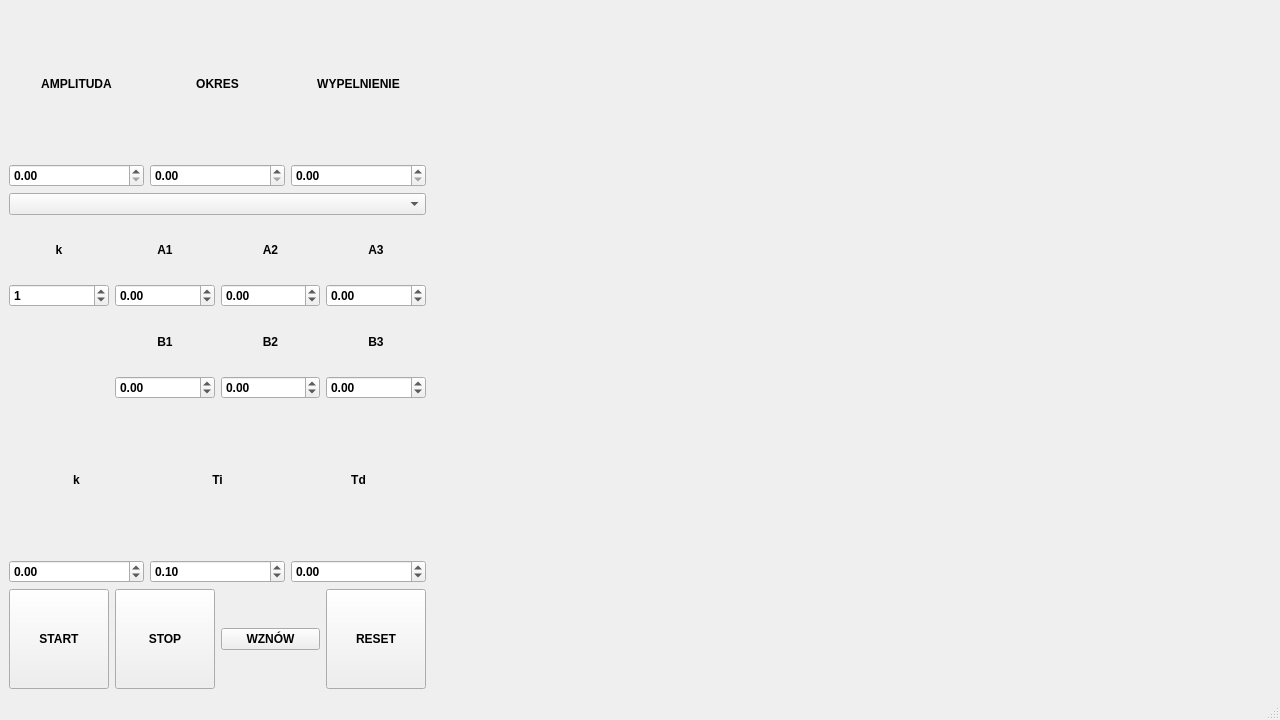
Qt form mainwindow.ui (BartWoj28/AutoControl-Simulator) before a commit.
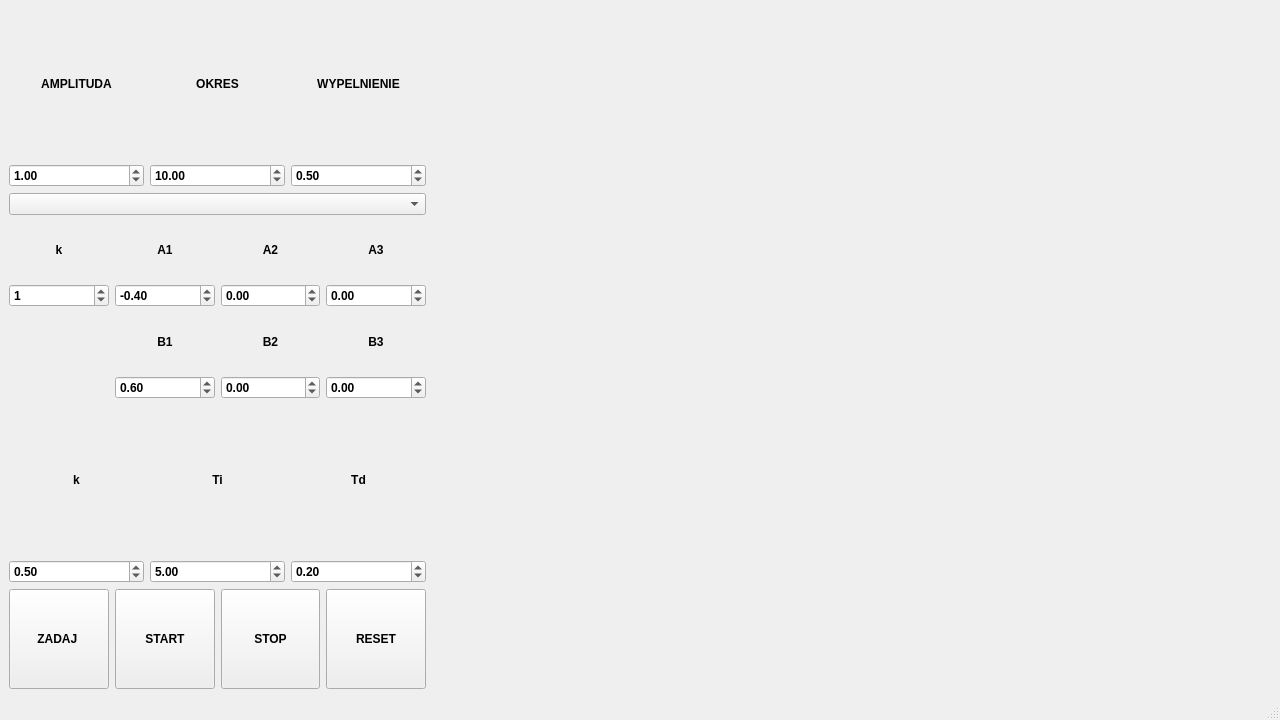
The same form after that commit.

```diff
--- a/mainwindow.ui
+++ b/mainwindow.ui
@@ -53,6 +53,19 @@
          <bool>true</bool>
         </property>
         <property name="text">
+         <string>ZADAJ </string>
+        </property>
+       </widget>
+      </item>
+      <item>
+       <widget class="QPushButton" name="wznowButton">
+        <property name="minimumSize">
+         <size>
+          <width>0</width>
+          <height>100</height>
+         </size>
+        </property>
+        <property name="text">
          <string>START</string>
         </property>
        </widget>
@@ -73,13 +86,6 @@
         </property>
        </widget>
       </item>
-      <item>
-       <widget class="QPushButton" name="wznowButton">
-        <property name="text">
-         <string>WZNÓW</string>
-        </property>
-       </widget>
-      </item>
       <item>
        <widget class="QPushButton" name="resetButton">
         <property name="minimumSize">
@@ -121,7 +127,7 @@
          <double>0.100000000000000</double>
         </property>
         <property name="value">
-         <double>0.000000000000000</double>
+         <double>1.000000000000000</double>
         </property>
        </widget>
       </item>
@@ -143,7 +149,7 @@
          <double>0.100000000000000</double>
         </property>
         <property name="value">
-         <double>0.000000000000000</double>
+         <double>10.000000000000000</double>
         </property>
        </widget>
       </item>
@@ -162,7 +168,7 @@
          <double>0.010000000000000</double>
         </property>
         <property name="value">
-         <double>0.000000000000000</double>
+         <double>0.500000000000000</double>
         </property>
        </widget>
       </item>
@@ -286,7 +292,7 @@
          <double>0.100000000000000</double>
         </property>
         <property name="value">
-         <double>0.100000000000000</double>
+         <double>5.000000000000000</double>
         </property>
        </widget>
       </item>
@@ -304,6 +310,9 @@
         <property name="singleStep">
          <double>0.100000000000000</double>
         </property>
+        <property name="value">
+         <double>0.500000000000000</double>
+        </property>
        </widget>
       </item>
       <item row="1" column="3">
@@ -320,6 +329,9 @@
         <property name="singleStep">
          <double>0.100000000000000</double>
         </property>
+        <property name="value">
+         <double>0.200000000000000</double>
+        </property>
        </widget>
       </item>
       <item row="0" column="3">
@@ -447,6 +459,9 @@
         <property name="singleStep">
          <double>0.100000000000000</double>
         </property>
+        <property name="value">
+         <double>-0.400000000000000</double>
+        </property>
        </widget>
       </item>
       <item row="1" column="2">
@@ -505,6 +520,9 @@
         <property name="singleStep">
          <double>0.100000000000000</double>
         </property>
+        <property name="value">
+         <double>0.600000000000000</double>
+        </property>
        </widget>
       </item>
       <item row="2" column="2">
```
